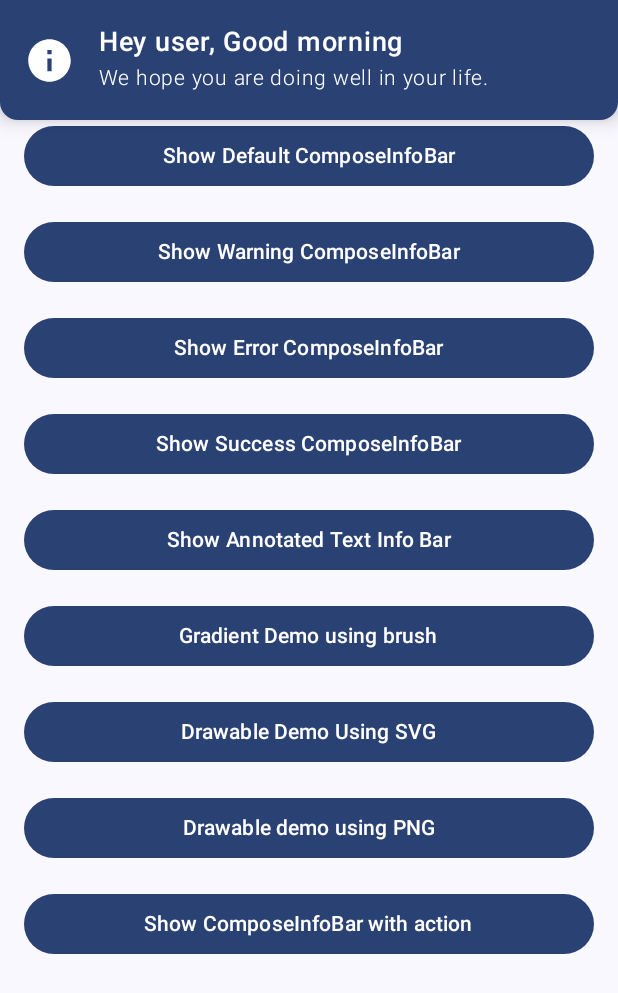
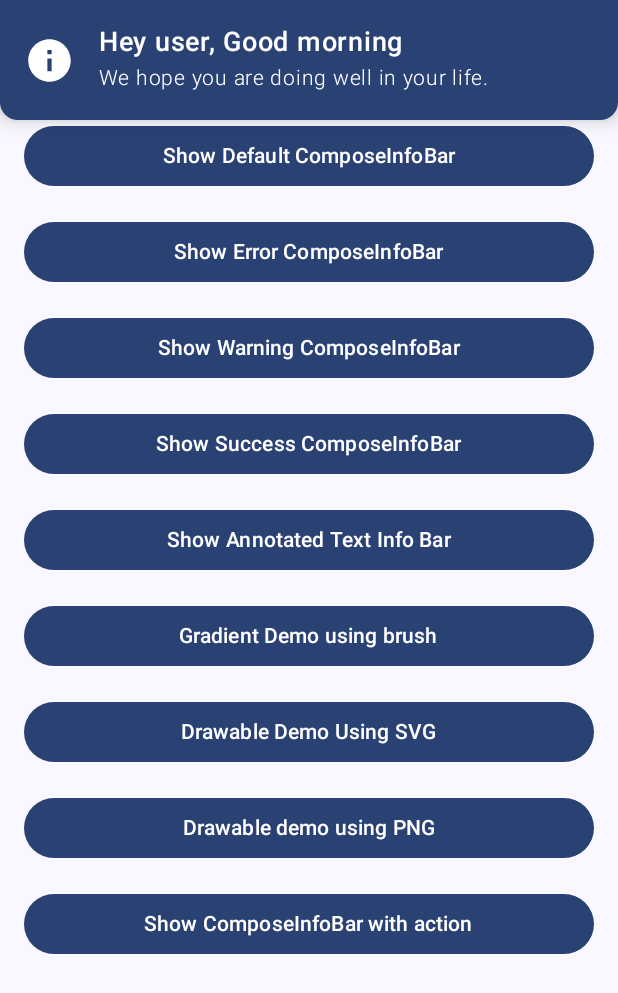
Before and after one commit to SimformSolutionsPvtLtd/SSCompose-CustomInfoBar, an Android app built with Jetpack Compose: the screen it shows after launch (MainActivity), after a tap on "Show Default ComposeInfoBar", on a phone screen of 412 x 824 dp. Shown: the top 993 px of the screen. Run offline under Robolectric (Android 15) with nearby library versions, the phone set to English and light mode, and no system bars.

Commit message:
UNT-T23646 Refactor: Removed individual buttons and added a LazyColumn with list of buttons.

```diff
--- a/app/src/main/java/com/simform/sscustominfobarapp/home/Home.kt
+++ b/app/src/main/java/com/simform/sscustominfobarapp/home/Home.kt
@@ -3,11 +3,13 @@ package com.simform.sscustominfobarapp.home
 import androidx.compose.animation.AnimatedVisibility
 import androidx.compose.foundation.layout.Arrangement
 import androidx.compose.foundation.layout.Box
-import androidx.compose.foundation.layout.Column
 import androidx.compose.foundation.layout.Row
 import androidx.compose.foundation.layout.fillMaxSize
 import androidx.compose.foundation.layout.fillMaxWidth
 import androidx.compose.foundation.layout.padding
+import androidx.compose.foundation.lazy.LazyColumn
+import androidx.compose.foundation.lazy.items
+import androidx.compose.foundation.lazy.rememberLazyListState
 import androidx.compose.material.icons.Icons
 import androidx.compose.material.icons.outlined.Settings
 import androidx.compose.material3.Button
@@ -22,23 +24,21 @@ import androidx.compose.runtime.rememberCoroutineScope
 import androidx.compose.runtime.setValue
 import androidx.compose.ui.Alignment
 import androidx.compose.ui.Modifier
-import androidx.compose.ui.graphics.Color
 import androidx.compose.ui.platform.LocalContext
 import androidx.compose.ui.res.stringResource
-import androidx.compose.ui.text.SpanStyle
-import androidx.compose.ui.text.buildAnnotatedString
-import androidx.compose.ui.text.withStyle
 import com.simform.sscustominfobar.main.SSComposeInfoBar
 import com.simform.sscustominfobar.main.SSComposeInfoBarDirection
 import com.simform.sscustominfobar.main.SSComposeInfoBarShapes
 import com.simform.sscustominfobar.main.SSComposeInfoDuration
 import com.simform.sscustominfobar.main.SSComposeInfoHost
 import com.simform.sscustominfobar.main.SSComposeInfoHostState
-import com.simform.sscustominfobar.utils.toTextType
 import com.simform.sscustominfobarapp.R
 import com.simform.sscustominfobarapp.utils.AppDimens
 import com.simform.sscustominfobarapp.utils.ButtonType
 import com.simform.sscustominfobarapp.utils.InfoBarByButtonType
+import com.simform.sscustominfobarapp.utils.getButtonTitle
+import com.simform.sscustominfobarapp.utils.getInfoBarDescription
+import com.simform.sscustominfobarapp.utils.getInfoBarTitle
 import com.simform.sscustominfobarapp.utils.showSSComposeInfoBar
 
 /**
@@ -95,6 +95,7 @@ fun SSCustomInfoBarHome() {
     val composeInfoHostState by remember {
         mutableStateOf(SSComposeInfoHostState())
     }
+    val lazyListState = rememberLazyListState()
     val coroutineScope = rememberCoroutineScope()
     var buttonType by remember {
         mutableStateOf(ButtonType.Default)
@@ -126,166 +127,35 @@ fun SSCustomInfoBarHome() {
                 )
             }
         ) {
-            Column(
+            LazyColumn(
                 modifier = Modifier
                     .fillMaxSize()
                     .padding(AppDimens.DpMedium),
+                state = lazyListState,
                 horizontalAlignment = Alignment.CenterHorizontally,
                 verticalArrangement = Arrangement.spacedBy(AppDimens.DpMedium)
             ) {
+                item {
                     HomeActionBar(modifier = Modifier.fillMaxWidth()) {
                         shouldShowSettingDialog = shouldShowSettingDialog.not()
                     }
+                }
+                items(ButtonType.entries) { bType ->
                     CustomHomeButton(
-                    title = stringResource(id = R.string.show_default_info_bar),
-                    buttonType = ButtonType.Default
+                        title = stringResource(id = getButtonTitle(bType)),
+                        buttonType = bType
                     ) { btnType ->
+                        val title = getInfoBarTitle(context, btnType)
+                        val desc = getInfoBarDescription(context, btnType)
                         if (!composeInfoHostState.isVisible) {
                             buttonType = btnType
+                        }
                         coroutineScope.showSSComposeInfoBar(
-                            context.getString(R.string.hey_user_good_morning).toTextType(),
-                            context.getString(R.string.we_hope_you_are_doing_well_in_your_life)
-                                .toTextType(),
+                            title = title,
+                            description = desc,
                             composeInfoHostState = composeInfoHostState,
                             duration = duration
                         )
-                    }
-                }
-                CustomHomeButton(
-                    title = stringResource(R.string.show_warning_info_bar),
-                    buttonType = ButtonType.Warning
-                ) { btnType ->
-                    if (!composeInfoHostState.isVisible) {
-                        buttonType = btnType
-                        coroutineScope.showSSComposeInfoBar(
-                            context.getString(R.string.warning).toTextType(),
-                            context.getString(R.string.trying_to_access_sensitive_information)
-                                .toTextType(),
-                            composeInfoHostState = composeInfoHostState,
-                            duration = duration
-                        )
-                    }
-                }
-                CustomHomeButton(
-                    title = stringResource(id = R.string.show_error_info_bar),
-                    buttonType = ButtonType.Error
-                ) { btnType ->
-                    if (!composeInfoHostState.isVisible) {
-                        buttonType = btnType
-                        coroutineScope.showSSComposeInfoBar(
-                            context.getString(R.string.error).toTextType(),
-                            context.getString(R.string.failed_to_fetch_data_from_the_server)
-                                .toTextType(),
-                            composeInfoHostState = composeInfoHostState,
-                            duration = duration
-                        )
-                    }
-                }
-                CustomHomeButton(
-                    title = stringResource(id = R.string.show_success_info_bar),
-                    buttonType = ButtonType.Success
-                ) { btnType ->
-                    if (!composeInfoHostState.isVisible) {
-                        buttonType = btnType
-                        coroutineScope.showSSComposeInfoBar(
-                            context.getString(R.string.success).toTextType(),
-                            context.getString(R.string.successfully_fetched_network_data)
-                                .toTextType(),
-                            composeInfoHostState = composeInfoHostState,
-                            duration = duration
-                        )
-                    }
-                }
-                val titleAnnotated = buildAnnotatedString {
-                    withStyle(SpanStyle(color = Color.Red)) {
-                        append(stringResource(R.string.hello))
-                    }
-                    withStyle(SpanStyle(color = Color.Blue)) {
-                        append(stringResource(R.string.world))
-                    }
-                }
-                val descAnnotated = buildAnnotatedString {
-                    withStyle(SpanStyle(color = Color.Blue, fontSize = AppDimens.SpMedium)) {
-                        append(stringResource(R.string.i))
-                    }
-                    withStyle(SpanStyle(color = Color.Red, fontSize = AppDimens.SpMedium)) {
-                        append(stringResource(R.string.love))
-                    }
-                    withStyle(SpanStyle(color = Color.White, fontSize = AppDimens.SpMedium)) {
-                        append(stringResource(R.string.ss_compose_info_bar))
-                    }
-                }
-                CustomHomeButton(
-                    title = context.getString(R.string.show_annotated_text_info_bar),
-                    buttonType = ButtonType.AnnotatedText
-                ) { btnType ->
-                    if (!composeInfoHostState.isVisible) {
-                        buttonType = btnType
-                        coroutineScope.showSSComposeInfoBar(
-                            titleAnnotated.toTextType(),
-                            descAnnotated.toTextType(),
-                            composeInfoHostState = composeInfoHostState,
-                            duration = duration
-                        )
-                    }
-                }
-                CustomHomeButton(
-                    title = stringResource(R.string.gradient_demo_using_brush),
-                    buttonType = ButtonType.GradientDemoBrush
-                ) { btnType ->
-                    if (!composeInfoHostState.isVisible) {
-                        buttonType = btnType
-                        coroutineScope.showSSComposeInfoBar(
-                            context.getString(R.string.success).toTextType(),
-                            context.getString(R.string.successfully_fetched_network_data)
-                                .toTextType(),
-                            composeInfoHostState = composeInfoHostState,
-                            duration = duration
-                        )
-                    }
-                }
-                CustomHomeButton(
-                    title = stringResource(R.string.drawable_demo_using_svg),
-                    buttonType = ButtonType.DrawableDemoSVG
-                ) { btnType ->
-                    if (!composeInfoHostState.isVisible) {
-                        buttonType = btnType
-                        coroutineScope.showSSComposeInfoBar(
-                            context.getString(R.string.success).toTextType(),
-                            context.getString(R.string.successfully_fetched_network_data)
-                                .toTextType(),
-                            composeInfoHostState = composeInfoHostState,
-                            duration = duration
-                        )
-                    }
-                }
-                CustomHomeButton(
-                    title = stringResource(R.string.drawable_demo_using_png),
-                    buttonType = ButtonType.DrawableDemoPNG
-                ) { btnType ->
-                    if (!composeInfoHostState.isVisible) {
-                        buttonType = btnType
-                        coroutineScope.showSSComposeInfoBar(
-                            context.getString(R.string.success).toTextType(),
-                            context.getString(R.string.successfully_fetched_network_data)
-                                .toTextType(),
-                            composeInfoHostState = composeInfoHostState,
-                            duration = duration
-                        )
-                    }
-                }
-                CustomHomeButton(
-                    title = stringResource(R.string.show_composeinfobar_with_action),
-                    buttonType = ButtonType.ActionInfoBar
-                ) { btnType ->
-                    if (!composeInfoHostState.isVisible) {
-                        buttonType = btnType
-                        coroutineScope.showSSComposeInfoBar(
-                            context.getString(R.string.sscomposeinfobar_with_action).toTextType(),
-                            composeInfoHostState = composeInfoHostState,
-                            duration = duration
-                        )
-                    }
                     }
                 }
             }
@@ -305,3 +175,4 @@ fun SSCustomInfoBarHome() {
             }
         }
     }
+}
--- a/app/src/main/java/com/simform/sscustominfobarapp/utils/AppUtils.kt
+++ b/app/src/main/java/com/simform/sscustominfobarapp/utils/AppUtils.kt
@@ -1,5 +1,6 @@
 package com.simform.sscustominfobarapp.utils
 
+import android.content.Context
 import android.widget.Toast
 import androidx.compose.runtime.Composable
 import androidx.compose.ui.graphics.Brush
@@ -8,6 +9,9 @@ import androidx.compose.ui.graphics.Shape
 import androidx.compose.ui.graphics.painter.Painter
 import androidx.compose.ui.platform.LocalContext
 import androidx.compose.ui.res.painterResource
+import androidx.compose.ui.text.SpanStyle
+import androidx.compose.ui.text.buildAnnotatedString
+import androidx.compose.ui.text.withStyle
 import com.simform.sscustominfobar.defaultInfoBars.ErrorInfoBar
 import com.simform.sscustominfobar.defaultInfoBars.SuccessInfoBar
 import com.simform.sscustominfobar.defaultInfoBars.WarningInfoBar
@@ -18,6 +22,7 @@ import com.simform.sscustominfobar.main.SSComposeInfoDuration
 import com.simform.sscustominfobar.main.SSComposeInfoHostState
 import com.simform.sscustominfobar.main.toSSCustomBackground
 import com.simform.sscustominfobar.utils.TextType
+import com.simform.sscustominfobar.utils.toTextType
 import com.simform.sscustominfobarapp.R
 import kotlinx.coroutines.CoroutineScope
 import kotlinx.coroutines.CoroutineStart
@@ -139,6 +144,83 @@ fun InfoBarByButtonType(
             shape = shape,
             onClose = onClose
         )
+    }
+}
+
+fun getButtonTitle(buttonType: ButtonType): Int {
+    return when (buttonType) {
+        ButtonType.Default -> R.string.show_default_info_bar
+        ButtonType.Error -> R.string.show_error_info_bar
+        ButtonType.Warning -> R.string.show_warning_info_bar
+        ButtonType.Success -> R.string.show_success_info_bar
+        ButtonType.GradientDemoBrush -> R.string.gradient_demo_using_brush
+        ButtonType.DrawableDemoSVG -> R.string.drawable_demo_using_svg
+        ButtonType.DrawableDemoPNG -> R.string.drawable_demo_using_png
+        ButtonType.AnnotatedText -> R.string.show_annotated_text_info_bar
+        ButtonType.ActionInfoBar -> R.string.show_composeinfobar_with_action
+    }
+}
+
+private val titleAnnotated = buildAnnotatedString {
+    withStyle(SpanStyle(color = Color.Red)) {
+        append("Hello")
+    }
+    withStyle(SpanStyle(color = Color.Blue)) {
+        append("World")
+    }
+}
+private val descAnnotated = buildAnnotatedString {
+    withStyle(SpanStyle(color = Color.Blue, fontSize = AppDimens.SpMedium)) {
+        append("This")
+    }
+    withStyle(SpanStyle(color = Color.Red, fontSize = AppDimens.SpMedium)) {
+        append(" is")
+    }
+    withStyle(SpanStyle(color = Color.White, fontSize = AppDimens.SpMedium)) {
+        append(" an annotated string")
+    }
+}
+
+/**
+ * Utility Function to get InfoBar title.
+ *
+ * @param context [Context]
+ * @param buttonType [ButtonType]
+ * @return
+ */
+fun getInfoBarTitle(context: Context, buttonType: ButtonType): TextType {
+    return when (buttonType) {
+        ButtonType.Default -> context.getString(R.string.hey_user_good_morning).toTextType()
+        ButtonType.Error -> context.getString(R.string.error).toTextType()
+        ButtonType.Warning -> context.getString(R.string.warning).toTextType()
+        ButtonType.Success -> context.getString(R.string.success).toTextType()
+        ButtonType.GradientDemoBrush -> context.getString(R.string.success).toTextType()
+        ButtonType.DrawableDemoSVG -> context.getString(R.string.success).toTextType()
+        ButtonType.DrawableDemoPNG -> context.getString(R.string.success).toTextType()
+        ButtonType.AnnotatedText -> titleAnnotated.toTextType()
+        ButtonType.ActionInfoBar -> context.getString(R.string.sscomposeinfobar_with_action)
+            .toTextType()
+    }
+}
+
+/**
+ * Utility Function to get InfoBar description.
+ *
+ * @param context [Context]
+ * @param buttonType [ButtonType]
+ * @return
+ */
+fun getInfoBarDescription(context: Context, buttonType: ButtonType): TextType? {
+    return when (buttonType) {
+        ButtonType.Default -> context.getString(R.string.we_hope_you_are_doing_well_in_your_life).toTextType()
+        ButtonType.Error -> context.getString(R.string.failed_to_fetch_data_from_the_server).toTextType()
+        ButtonType.Warning -> context.getString(R.string.trying_to_access_sensitive_information).toTextType()
+        ButtonType.Success -> context.getString(R.string.successfully_fetched_network_data).toTextType()
+        ButtonType.GradientDemoBrush -> context.getString(R.string.successfully_fetched_network_data).toTextType()
+        ButtonType.DrawableDemoSVG -> context.getString(R.string.successfully_fetched_network_data).toTextType()
+        ButtonType.DrawableDemoPNG -> context.getString(R.string.successfully_fetched_network_data).toTextType()
+        ButtonType.AnnotatedText -> descAnnotated.toTextType()
+        ButtonType.ActionInfoBar -> null
     }
 }
 
--- a/app/src/main/res/values/strings.xml
+++ b/app/src/main/res/values/strings.xml
@@ -20,11 +20,6 @@
     <string name="show_success_info_bar">Show Success ComposeInfoBar</string>
     <string name="success">Success!!</string>
     <string name="successfully_fetched_network_data">Successfully fetched network data.</string>
-    <string name="hello">Hello</string>
-    <string name="world">" World"</string>
-    <string name="ss_compose_info_bar">" SSComposeInfoBar"</string>
-    <string name="love">" Love"</string>
-    <string name="i">I</string>
     <string name="show_annotated_text_info_bar">Show Annotated Text Info Bar</string>
     <string name="drawable_demo_using_svg">Drawable Demo Using SVG</string>
     <string name="gradient_demo_using_brush">Gradient Demo using brush</string>
```
Lines whose indentation alone changed are shown as unchanged.
